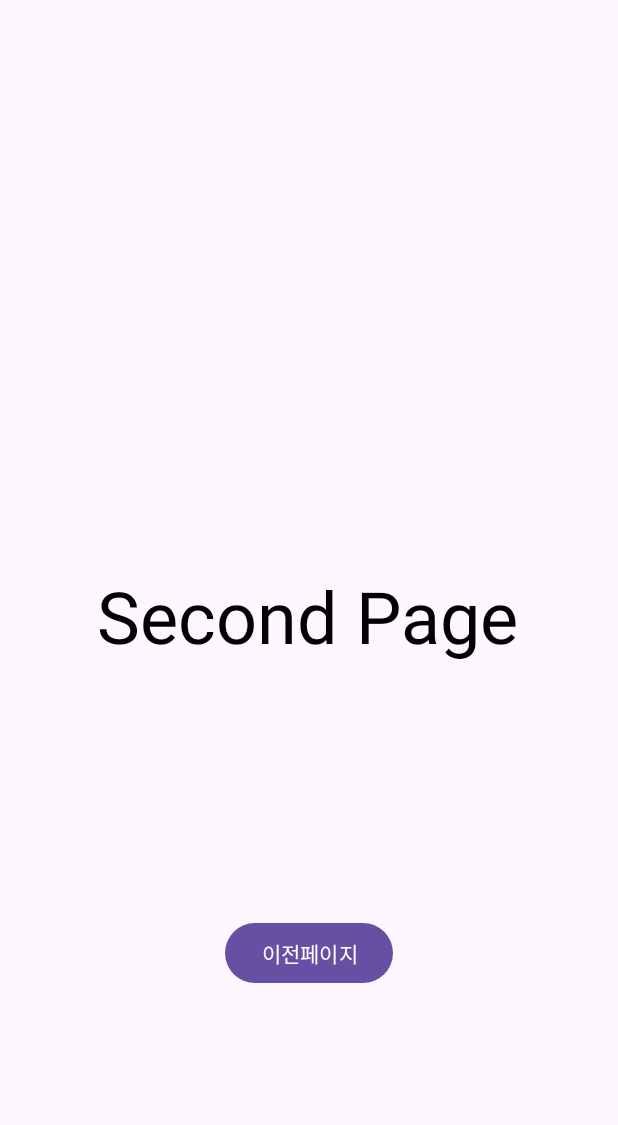
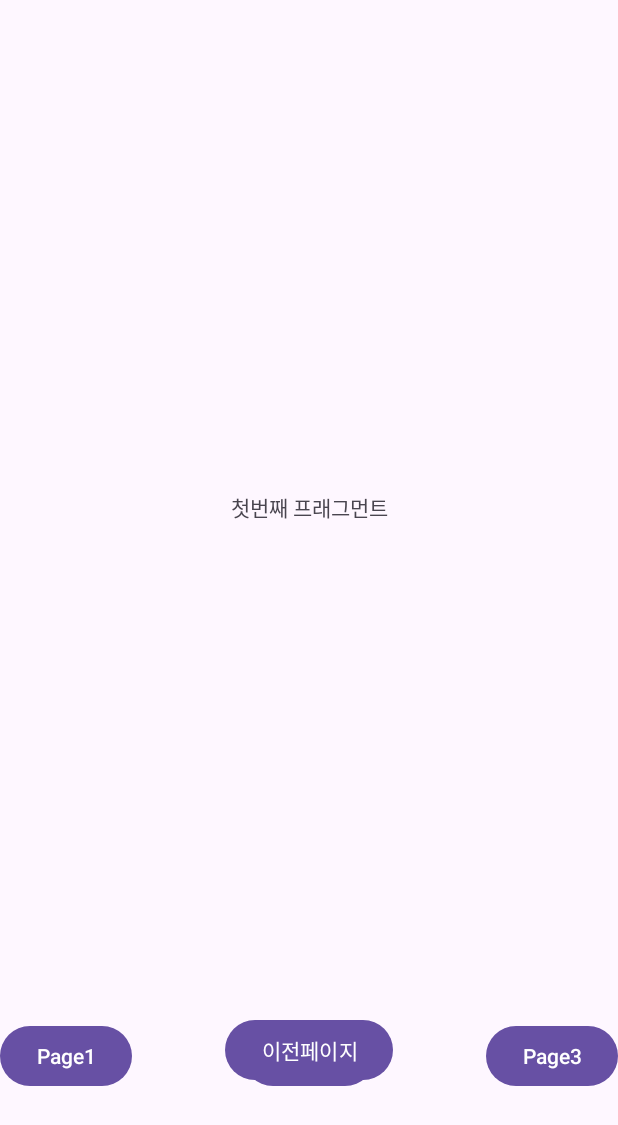
Before and after one commit to Ryosu7/test_project, an Android app: the Activity2 screen opened directly, with no data from a screen before it, on a phone screen of 412 x 824 dp. Shown: the top 1125 px of the screen. Run offline under Robolectric (Android 15) with nearby library versions, the phone set to English and light mode, and no system bars.

Commit message:
Activity->Pragment Test
Test

```diff
--- a/app/build.gradle
+++ b/app/build.gradle
@@ -33,6 +33,9 @@ android {
     buildFeatures {
         dataBinding = true
     }
+    viewBinding{
+        enabled = true
+    }
 }
 
 dependencies {
@@ -41,6 +44,8 @@ dependencies {
     implementation 'androidx.appcompat:appcompat:1.6.1'
     implementation 'com.google.android.material:material:1.5.0'
     implementation 'androidx.constraintlayout:constraintlayout:2.1.3'
+    implementation 'androidx.navigation:navigation-fragment-ktx:2.6.0'
+    implementation 'androidx.navigation:navigation-ui-ktx:2.6.0'
     testImplementation 'junit:junit:4.13.2'
     androidTestImplementation 'androidx.test.ext:junit:1.1.5'
     androidTestImplementation 'androidx.test.espresso:espresso-core:3.5.1'
--- a/app/src/main/java/com/example/test_project/Activity2.kt
+++ b/app/src/main/java/com/example/test_project/Activity2.kt
@@ -3,18 +3,42 @@ package com.example.test_project
 import android.content.Intent
 import androidx.appcompat.app.AppCompatActivity
 import android.os.Bundle
-import android.widget.Button
+import com.example.test_project.databinding.Activity2Binding
 
 class Activity2 : AppCompatActivity() {
-    private lateinit var button: Button
+    private lateinit var binding2: Activity2Binding
     override fun onCreate(savedInstanceState: Bundle?) {
         super.onCreate(savedInstanceState)
-        setContentView(R.layout.activity_2)
-
-        button = findViewById(R.id.button2)
-        button.setOnClickListener{
+        binding2 = Activity2Binding.inflate(layoutInflater)
+        setContentView(binding2.root)
+        binding2.button2.setOnClickListener{
             val Intent = Intent(this,MainActivity::class.java)
             startActivity(Intent)
+            }
+
+        val blankFragment = BlankFragment()
+        val blankFragment2 = BlankFragment2()
+        val blankFragment3 = BlankFragment3()
+
+        binding2.btn1.setOnClickListener{
+            supportFragmentManager
+                .beginTransaction()
+                .replace(R.id.container_sample, blankFragment)
+                .commit()
         }
-    }
+        binding2.btn2.setOnClickListener{
+            supportFragmentManager
+                .beginTransaction()
+                .replace(R.id.container_sample, blankFragment2)
+                .commit()
+        }
+        binding2.btn3.setOnClickListener{
+            supportFragmentManager
+                .beginTransaction()
+                .replace(R.id.container_sample, blankFragment3)
+                .commit()
+        }
+
+        }
+
 }
--- /dev/null
+++ b/app/src/main/java/com/example/test_project/BlankFragment.kt
@@ -0,0 +1,17 @@
+package com.example.test_project
+
+import android.os.Bundle
+import androidx.fragment.app.Fragment
+import android.view.LayoutInflater
+import android.view.View
+import android.view.ViewGroup
+
+class BlankFragment : Fragment() {
+    override fun onCreateView(
+        inflater: LayoutInflater, container: ViewGroup?,
+        savedInstanceState: Bundle?
+    ): View? {
+        // Inflate the layout for this fragment
+        return inflater.inflate(R.layout.fragment_blank, container, false)
+    }
+}
--- /dev/null
+++ b/app/src/main/java/com/example/test_project/BlankFragment2.kt
@@ -0,0 +1,17 @@
+package com.example.test_project
+
+import android.os.Bundle
+import androidx.fragment.app.Fragment
+import android.view.LayoutInflater
+import android.view.View
+import android.view.ViewGroup
+
+class BlankFragment2 : Fragment() {
+    override fun onCreateView(
+        inflater: LayoutInflater, container: ViewGroup?,
+        savedInstanceState: Bundle?
+    ): View? {
+        // Inflate the layout for this fragment
+        return inflater.inflate(R.layout.fragment_blank2, container, false)
+    }
+}
--- /dev/null
+++ b/app/src/main/java/com/example/test_project/BlankFragment3.kt
@@ -0,0 +1,17 @@
+package com.example.test_project
+
+import android.os.Bundle
+import androidx.fragment.app.Fragment
+import android.view.LayoutInflater
+import android.view.View
+import android.view.ViewGroup
+
+class BlankFragment3 : Fragment() {
+    override fun onCreateView(
+        inflater: LayoutInflater, container: ViewGroup?,
+        savedInstanceState: Bundle?
+    ): View? {
+        // Inflate the layout for this fragment
+        return inflater.inflate(R.layout.fragment_blank2, container, false)
+    }
+}
--- a/app/src/main/res/layout/activity_2.xml
+++ b/app/src/main/res/layout/activity_2.xml
@@ -6,25 +6,54 @@
     android:layout_height="match_parent"
     tools:context=".Activity2">
 
-    <TextView
-        android:id="@+id/textView"
-        android:layout_width="283dp"
-        android:layout_height="68dp"
-        android:text="Second Page"
-        android:textColor="@color/black"
-        android:textSize="@android:dimen/app_icon_size"
-        app:layout_constraintBottom_toBottomOf="parent"
+    <Button
+        android:id="@+id/btn1"
+        android:layout_width="wrap_content"
+        android:layout_height="wrap_content"
+        android:layout_marginTop="680dp"
+        android:text="Page1"
+        app:layout_constraintStart_toStartOf="parent"
+        app:layout_constraintTop_toTopOf="parent" />
+    <Button
+        android:id="@+id/btn2"
+        android:layout_width="wrap_content"
+        android:layout_height="wrap_content"
+        android:layout_marginTop="680dp"
+        android:text="Page2"
+        app:layout_constraintEnd_toStartOf="@+id/btn3"
+        app:layout_constraintStart_toEndOf="@+id/btn1"
+        app:layout_constraintTop_toTopOf="parent" />
+
+    <Button
+        android:id="@+id/btn3"
+        android:layout_width="wrap_content"
+        android:layout_height="wrap_content"
+        android:layout_marginTop="680dp"
+        android:text="Page3"
         app:layout_constraintEnd_toEndOf="parent"
-        app:layout_constraintStart_toStartOf="parent"
         app:layout_constraintTop_toTopOf="parent" />
 
     <Button
         android:id="@+id/button2"
         android:layout_width="wrap_content"
         android:layout_height="wrap_content"
+        android:layout_marginBottom="100dp"
         android:text="이전페이지"
         app:layout_constraintBottom_toBottomOf="parent"
         app:layout_constraintEnd_toEndOf="parent"
+        app:layout_constraintStart_toStartOf="parent" />
+
+    <androidx.fragment.app.FragmentContainerView
+        android:id="@+id/container_sample"
+        android:layout_width="409dp"
+        android:layout_height="533dp"
+        app:layout_constraintBottom_toTopOf="@+id/button2"
+        app:layout_constraintEnd_toEndOf="parent"
         app:layout_constraintStart_toStartOf="parent"
-        app:layout_constraintTop_toBottomOf="@+id/textView" />
+        app:layout_constraintTop_toTopOf="parent"
+        android:name="com.example.test_project.BlankFragment"
+        tools:layout="@layout/fragment_blank">
+
+    </androidx.fragment.app.FragmentContainerView>
+
 </androidx.constraintlayout.widget.ConstraintLayout>
--- /dev/null
+++ b/app/src/main/res/layout/fragment_blank.xml
@@ -0,0 +1,18 @@
+<?xml version="1.0" encoding="utf-8"?>
+<androidx.constraintlayout.widget.ConstraintLayout xmlns:android="http://schemas.android.com/apk/res/android"
+    xmlns:app="http://schemas.android.com/apk/res-auto"
+    xmlns:tools="http://schemas.android.com/tools"
+    android:layout_width="match_parent"
+    android:layout_height="match_parent"
+    tools:context=".BlankFragment">
+
+    <TextView
+        android:layout_width="wrap_content"
+        android:layout_height="wrap_content"
+        android:text="첫번째 프래그먼트"
+        app:layout_constraintBottom_toBottomOf="parent"
+        app:layout_constraintEnd_toEndOf="parent"
+        app:layout_constraintStart_toStartOf="parent"
+        app:layout_constraintTop_toTopOf="parent" />
+
+</androidx.constraintlayout.widget.ConstraintLayout>
--- a/app/src/main/res/values/strings.xml
+++ b/app/src/main/res/values/strings.xml
@@ -1,3 +1,5 @@
 <resources>
     <string name="app_name">test_project</string>
+    <!-- TODO: Remove or change this placeholder text -->
+    <string name="hello_blank_fragment">Hello blank fragment</string>
 </resources>
```
Also changed, not shown: app/src/main/res/layout/fragment_blank2.xml (added, +18 -0 lines), app/src/main/res/layout/fragment_blank3.xml (added, +18 -0 lines).
